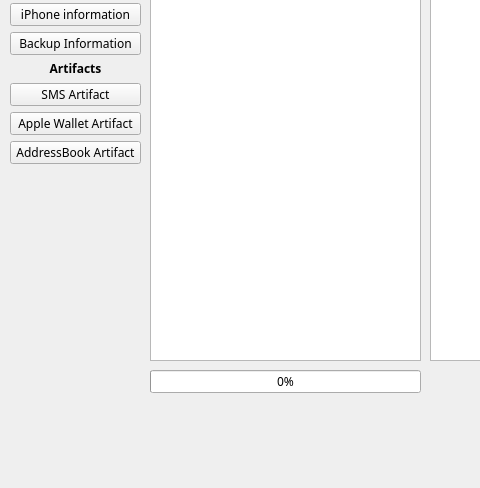
This is gui/main.ui in kim-do-hyeon/iphone-forensics as Qt 5 draws it before an edit; both pictures show x 0 to 480 and y 120 to 608 of the 1279 by 608 pixel window. The edited form follows.
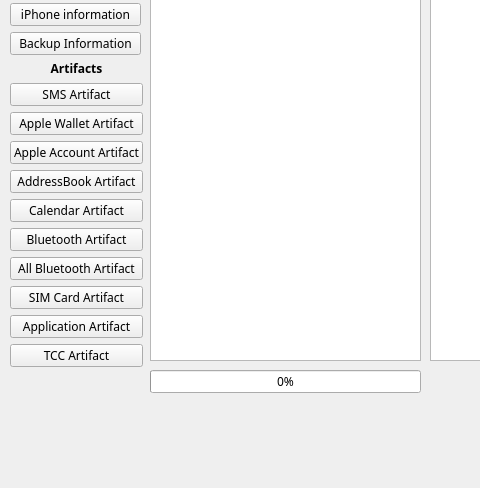
This is the edited form.

Commit message: Add all plug-ins to the gui

What changed in the file:
```diff
--- a/gui/main.ui
+++ b/gui/main.ui
@@ -294,8 +294,8 @@
      <rect>
       <x>10</x>
       <y>180</y>
-      <width>131</width>
-      <height>104</height>
+      <width>133</width>
+      <height>307</height>
      </rect>
     </property>
     <layout class="QVBoxLayout" name="verticalLayout_artifacts">
@@ -329,6 +329,13 @@
        </property>
       </widget>
      </item>
+     <item>
+      <widget class="QPushButton" name="appleaccount_btn">
+       <property name="text">
+        <string>Apple Account Artifact</string>
+       </property>
+      </widget>
+     </item>
      <item>
       <widget class="QPushButton" name="addressbook_btn">
        <property name="text">
@@ -336,6 +343,48 @@
        </property>
       </widget>
      </item>
+     <item>
+      <widget class="QPushButton" name="calendar_btn">
+       <property name="text">
+        <string>Calendar Artifact</string>
+       </property>
+      </widget>
+     </item>
+     <item>
+      <widget class="QPushButton" name="bluetooth_btn">
+       <property name="text">
+        <string>Bluetooth Artifact</string>
+       </property>
+      </widget>
+     </item>
+     <item>
+      <widget class="QPushButton" name="bluetooth_all_btn">
+       <property name="text">
+        <string>All Bluetooth Artifact</string>
+       </property>
+      </widget>
+     </item>
+     <item>
+      <widget class="QPushButton" name="simcard_btn">
+       <property name="text">
+        <string>SIM Card Artifact</string>
+       </property>
+      </widget>
+     </item>
+     <item>
+      <widget class="QPushButton" name="application_btn">
+       <property name="text">
+        <string>Application Artifact</string>
+       </property>
+      </widget>
+     </item>
+     <item>
+      <widget class="QPushButton" name="tcc_btn">
+       <property name="text">
+        <string>TCC Artifact</string>
+       </property>
+      </widget>
+     </item>
     </layout>
    </widget>
    <widget class="QPushButton" name="analyze_btn">
```
The commit also changes 2 other files.
